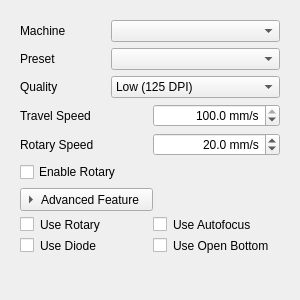
This is src/widgets/panels/doc-panel.ui in flux3dp/swiftray as Qt 5 draws it before an edit. The edited form follows.
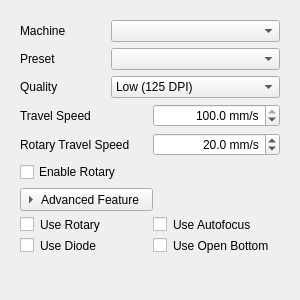
This is the edited form. Custom widgets are drawn as their Qt base class.

Commit message: Add rotary type icon

Patch:
```diff
--- a/src/widgets/panels/doc-panel.ui
+++ b/src/widgets/panels/doc-panel.ui
@@ -51,7 +51,7 @@
        <rect>
         <x>0</x>
         <y>0</y>
-        <width>276</width>
+        <width>261</width>
         <height>345</height>
        </rect>
       </property>
@@ -198,7 +198,7 @@
          <item>
           <widget class="QLabel" name="label_5">
            <property name="text">
-            <string>Rotary Speed</string>
+            <string>Rotary Travel Speed</string>
            </property>
           </widget>
          </item>
```
The commit also changes 15 other files.
